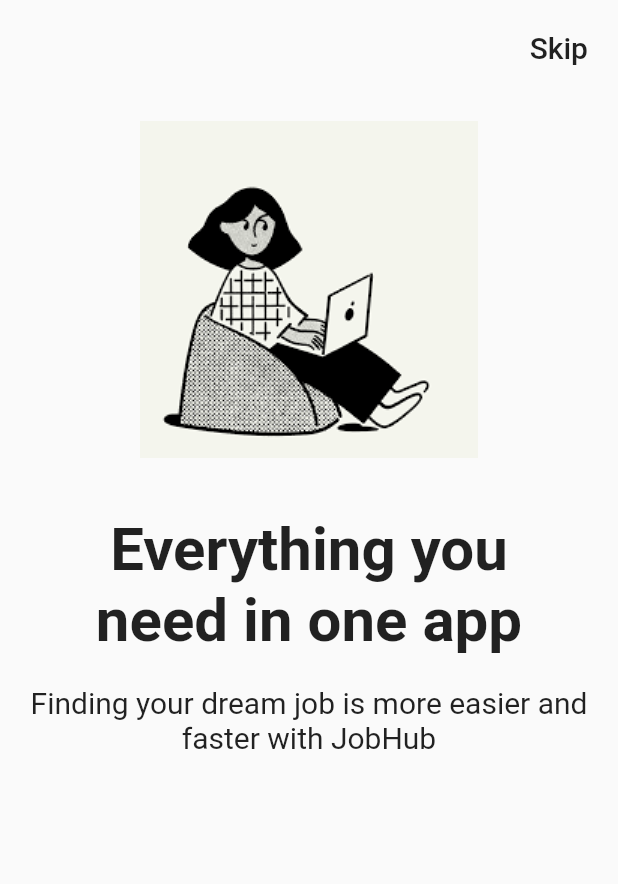
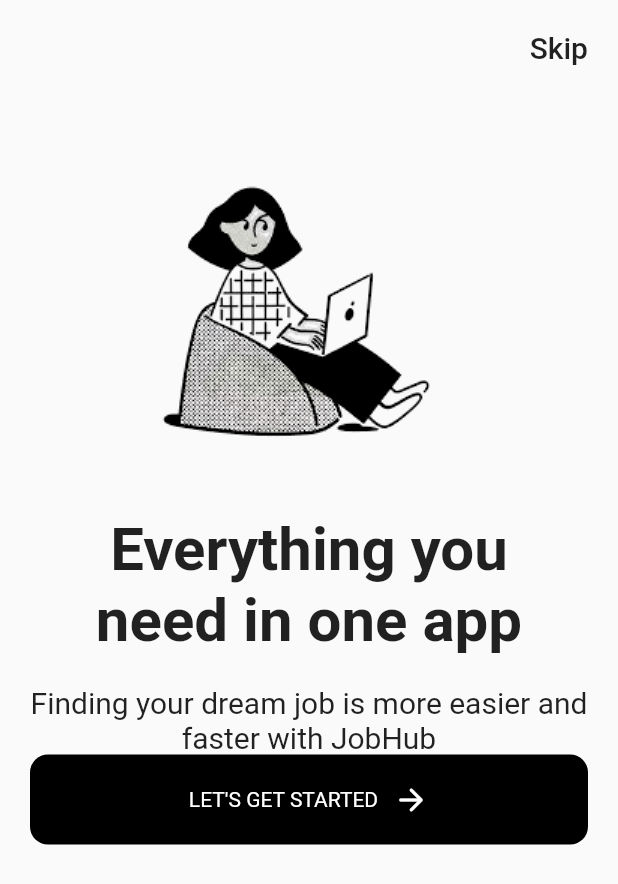
Before and after one commit to Ozurumba007/job_search, a Flutter app: the screen it shows after launch, on a phone screen of 412 x 824 dp. Shown: the top 884 px of the screen. Run offline on Flutter 3.47's test engine with Material 2 defaults, Android fonts, the phone set to English and light mode, and no system bars.

Commit message:
added a container to the intro page file

```diff
--- a/lib/pages/intro_page.dart
+++ b/lib/pages/intro_page.dart
@@ -27,12 +27,12 @@
               ),
               Container(
                 height: 300,
-                width: 300,
+                width: double.infinity,
                 child: Image.asset(
                   'asset/intro.png',
                 ),
               ),
-              Text(
+              const Text(
                 'Everything you\nneed in one app',
                 textAlign: TextAlign.center,
                 style: TextStyle(
@@ -41,10 +41,33 @@
                 ),
               ),
               const SizedBox(height: 20),
-              Text(
+              const Text(
                 'Finding your dream job is more easier and\nfaster with JobHub',
                 style: TextStyle(fontSize: 20),
                 textAlign: TextAlign.center,
+              ),
+              Container(
+                height: 60,
+                decoration: BoxDecoration(
+                  borderRadius: BorderRadius.circular(12),
+                  color: Colors.black,
+                ),
+                child: const Row(
+                  mainAxisAlignment: MainAxisAlignment.center,
+                  children: [
+                    Text(
+                      "LET'S GET STARTED",
+                      style: TextStyle(
+                        color: Colors.white,
+                      ),
+                    ),
+                    SizedBox(width: 10),
+                    Icon(
+                      Icons.arrow_forward_rounded,
+                      color: Colors.white,
+                    ),
+                  ],
+                ),
               ),
             ],
           ),
--- a/pubspec.yaml
+++ b/pubspec.yaml
@@ -24,5 +24,5 @@
   uses-material-design: true
 
   assets:
-    - asset/intro.png
+    - asset/
   #   - images/a_dot_ham.jpeg
```
Also changed, not shown: asset/intro.png.
